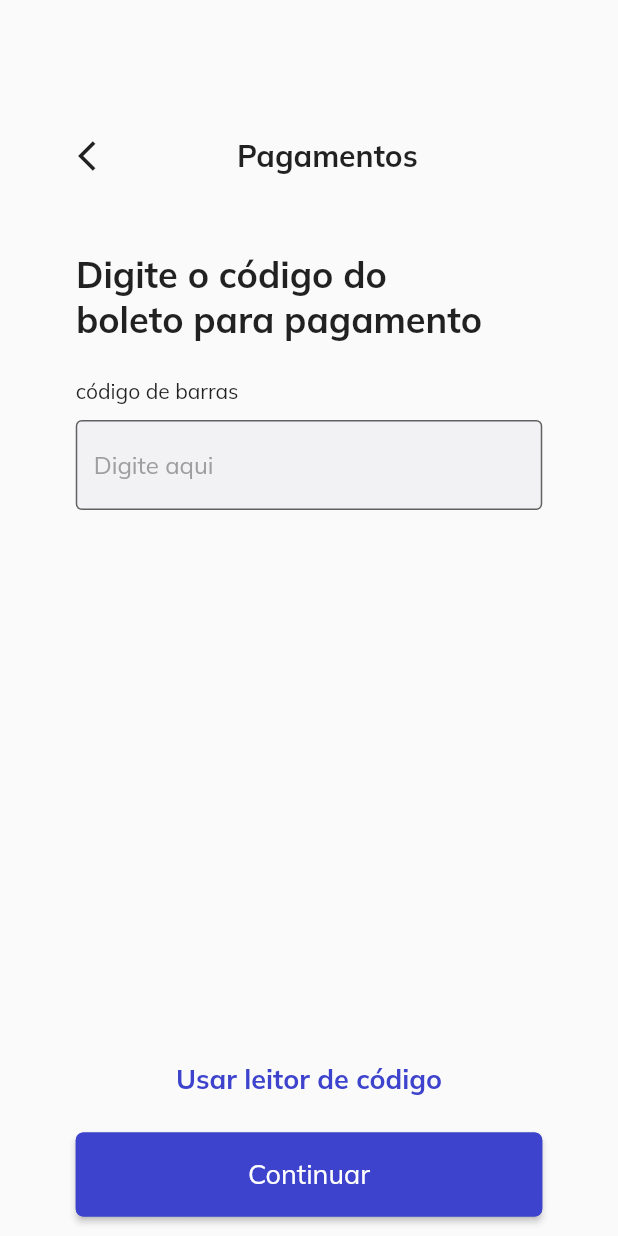
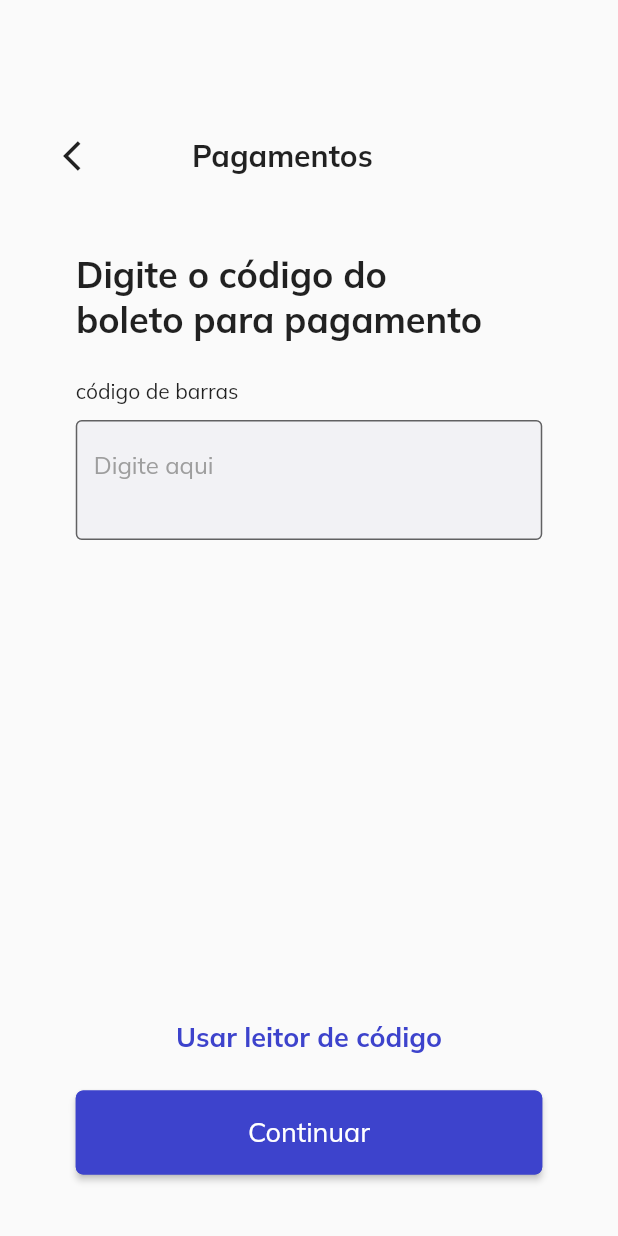
Before and after one commit to HugoPinheiroRaimundo/toodoo_bank, a Flutter app: the screen it shows after launch, on a phone screen of 412 x 824 dp. Run offline on Flutter 3.47's test engine with Material 2 defaults, Android fonts, the phone set to English and light mode, and no system bars; our stand-ins replace google_fonts.

Commit message:
refactore utils and custom button

```diff
--- a/lib/components/custom_button.dart
+++ b/lib/components/custom_button.dart
@@ -1,6 +1,6 @@
 import 'package:flutter/material.dart';
 
-import '../../utils/default.dart';
+import '../core/helpers/default.dart';
 
 class CustomElevatedButton extends StatelessWidget {
   final String page;
--- a/lib/components/custom_text.dart
+++ b/lib/components/custom_text.dart
@@ -1,6 +1,6 @@
 import 'package:flutter/material.dart';
 import 'package:google_fonts/google_fonts.dart';
-import 'package:toodoo_bank/utils/default.dart';
+import 'package:toodoo_bank/core/helpers/default.dart';
 
 class CustomText extends StatelessWidget {
   final String normalText;
@@ -20,6 +20,7 @@ class CustomText extends StatelessWidget {
   Widget build(BuildContext context) {
     return Text(
       normalText,
+
       // style: DefaultConfig().defaultTextStyle(isBold, isGray,
       //          // DefaultConfig.defaultFont, fontSize
       //         )
--- a/lib/components/custom_textfield.dart
+++ b/lib/components/custom_textfield.dart
@@ -1,5 +1,5 @@
 import 'package:flutter/material.dart';
-import '../utils/default.dart';
+import '../core/helpers/default.dart';
 
 class CustomTextField extends StatelessWidget {
   final String label;
@@ -26,9 +26,11 @@ class CustomTextField extends StatelessWidget {
         const SizedBox(height: 10),
         SizedBox(
           width: 311,
-          height: 76,
+          height: 100,
           child: TextField(
-            maxLines: null,
+            enableSuggestions: true,
+            textInputAction: TextInputAction.done,
+            maxLines: 2,
             decoration: InputDecoration(
                 filled: true,
                 fillColor: DefaultConfig.defaultTextFieldColor,
--- a/lib/pages/ticket_page.dart
+++ b/lib/pages/ticket_page.dart
@@ -17,17 +17,17 @@ class _TicketPage extends State<TicketPage> {
       child: Column(
         children: [
           Padding(
-              padding: const EdgeInsets.only(top: 80, left: 40),
+              padding: const EdgeInsets.only(top: 80, left: 30),
               child: Row(
                 children: [
                   IconButton(
                     icon: const Icon(Icons.arrow_back_ios),
                     onPressed: () {},
                   ),
-                  SizedBox(
-                    width: 70,
+                  const SizedBox(
+                    width: 50,
                   ),
-                  Padding(
+                  const Padding(
                     padding: EdgeInsets.only(right: 10),
                     child: Text(
                       "Pagamentos",
@@ -57,8 +57,10 @@ class _TicketPage extends State<TicketPage> {
             hintText: "Digite aqui",
           ),
           const SizedBox(
-            height: 352,
+            height: 300,
           ),
+          // isso é um butom que leva para a tela de Qrcode
+
           const Text(
             "Usar leitor de código",
             style: TextStyle(
@@ -71,6 +73,7 @@ class _TicketPage extends State<TicketPage> {
           ),
           const CustomElevatedButton(
             label: "Continuar",
+            // arrumar esse push aqui tá estranho
             page: "/ticketconfirmpage",
           )
         ],
--- a/pubspec.yaml
+++ b/pubspec.yaml
@@ -10,7 +10,6 @@ dependencies:
   flutter:
     sdk: flutter
   google_fonts: ^4.0.3
-
   cupertino_icons: ^1.0.2
 
 dev_dependencies:
```
Also changed, not shown: lib/core/helpers/default.dart (renamed from lib/utils/default.dart).
